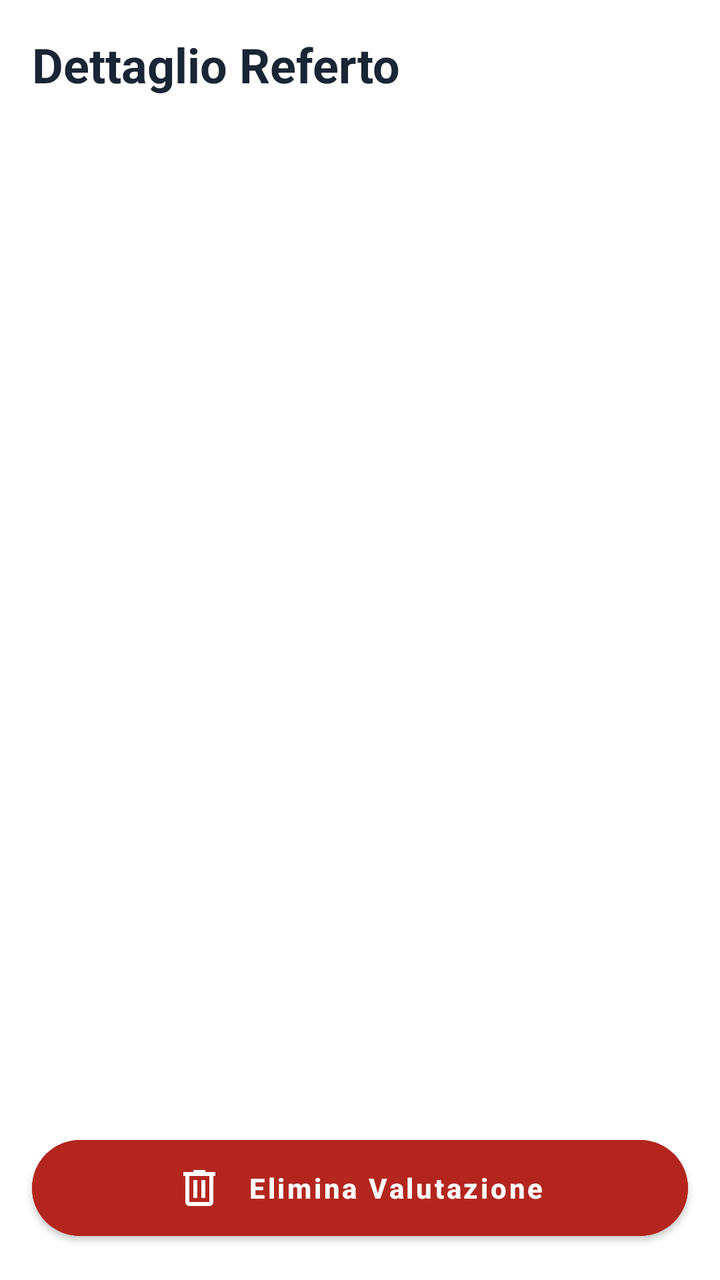
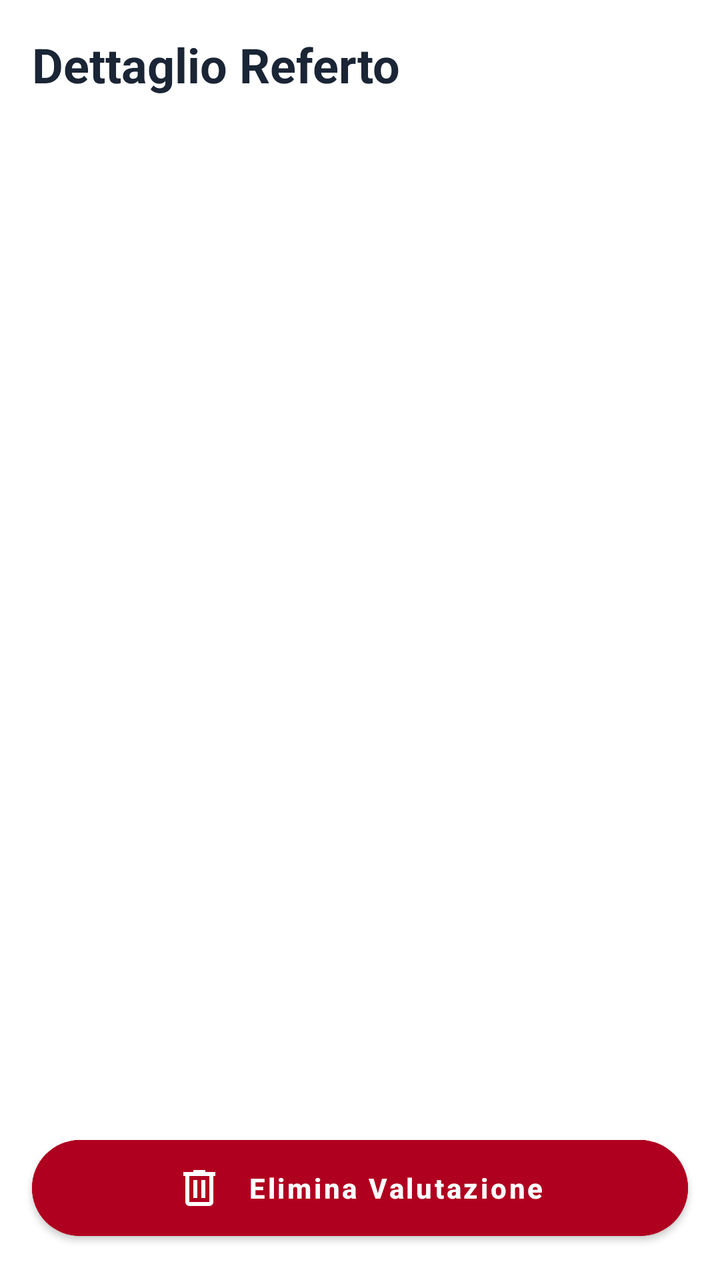

Compare the two renders of this Android layout. The source of the first and the diff that turns it into the second are given below.
<!-- AndroidManifest.xml: application theme Theme.DermCalc -->
<!-- res/layout/fragment_reports_details.xml -->
<?xml version="1.0" encoding="utf-8"?>
<LinearLayout xmlns:android="http://schemas.android.com/apk/res/android"
    xmlns:app="http://schemas.android.com/apk/res-auto"
    android:layout_width="match_parent"
    android:layout_height="match_parent"
    android:orientation="vertical"
    android:background="?attr/colorSurface">

    <ScrollView
        android:layout_width="match_parent"
        android:layout_height="0dp"
        android:layout_weight="1"
        android:fillViewport="true">

        <LinearLayout
            android:layout_width="match_parent"
            android:layout_height="wrap_content"
            android:orientation="vertical"
            android:padding="16dp">

            <TextView
                android:id="@+id/txtDetailTitle"
                android:layout_width="wrap_content"
                android:layout_height="wrap_content"
                android:text="Dettaglio Referto"
                android:textSize="24sp"
                android:textStyle="bold"
                android:textColor="?attr/colorOnSurface"
                android:layout_marginBottom="16dp"/>

            <LinearLayout
                android:id="@+id/layoutDynamicContent"
                android:layout_width="match_parent"
                android:layout_height="wrap_content"
                android:orientation="vertical" />

        </LinearLayout>
    </ScrollView>

    <Button
        android:id="@+id/btnDeleteAssessment"
        android:layout_width="match_parent"
        android:layout_height="wrap_content"
        android:layout_marginHorizontal="16dp"
        android:layout_marginBottom="16dp"
        android:paddingTop="12dp"
        android:paddingBottom="12dp"
        android:backgroundTint="#B3261E"
        app:cornerRadius="@dimen/button_corner_radius"
        app:icon="@drawable/ic_delete"
        app:iconPadding="12dp"
        app:iconTint="@android:color/white"
        app:iconGravity="textStart"
        android:text="Elimina Valutazione"
        android:textColor="@android:color/white"
        android:textSize="14sp"
        android:textStyle="bold"
        android:textAllCaps="false" />

</LinearLayout>
<!-- resources referenced by this layout -->
<resources>
  <dimen name="button_corner_radius">100dp</dimen>
  <!-- drawable ic_delete (drawable) -->
  <vector xmlns:android="http://schemas.android.com/apk/res/android" android:height="24dp" android:tint="#000000" android:viewportHeight="960" android:viewportWidth="960" android:width="24dp">
        
      <path android:fillColor="@android:color/white" android:pathData="M280,840Q247,840 223.5,816.5Q200,793 200,760L200,240L160,240L160,160L360,160L360,120L600,120L600,160L800,160L800,240L760,240L760,760Q760,793 736.5,816.5Q713,840 680,840L280,840ZM680,240L280,240L280,760Q280,760 280,760Q280,760 280,760L680,760Q680,760 680,760Q680,760 680,760L680,240ZM360,680L440,680L440,320L360,320L360,680ZM520,680L600,680L600,320L520,320L520,680ZM280,240L280,240L280,760Q280,760 280,760Q280,760 280,760L280,760Q280,760 280,760Q280,760 280,760L280,240Z"/>
      
  </vector>
  <style name="Theme.DermCalc" parent="Theme.MaterialComponents.DayNight.NoActionBar">
          <item name="colorOnBackground">@color/light_background</item>
          <item name="colorPrimary">@color/light_primary</item>
          <item name="colorOnPrimary">@color/light_on_primary</item>
          <item name="colorSecondary">@color/light_primary_dark</item>
          <item name="colorOnSecondary">@color/light_on_primary</item>
          <item name="colorTertiary">@color/light_accent_green</item>
          <item name="colorOnTertiary">@color/light_on_primary</item>
          <item name="colorSurface">@color/light_surface</item>
          <item name="colorOnSurface">@color/light_title</item>
          <item name="colorOnSurfaceVariant">@color/light_text</item>
          <item name="colorSecondaryContainer">@color/light_accent_blue_10</item>
          <item name="colorOutline">@color/light_accent_blue_20</item>
          <item name="colorTertiaryContainer">@color/light_white_overlay_12</item>
          <item name="colorOnPrimaryContainer">@color/light_white_overlay_60</item>
          <item name="android:windowTranslucentStatus">true</item>
          <item name="android:fitsSystemWindows">true</item>
      </style>
  <color name="light_background">#FFF0F4F8</color>
  <color name="light_primary">#FF1A3C5E</color>
  <color name="light_on_primary">#FFFFFFFF</color>
  <color name="light_primary_dark">#FF1f5080</color>
  <color name="light_accent_green">#FF2ECC8E</color>
  <color name="light_surface">#FFFFFFFF</color>
  <color name="light_title">#FF1A2535</color>
  <color name="light_text">#FF6B7E95</color>
  <color name="light_accent_blue_10">#1A3D91D6</color>
  <color name="light_accent_blue_20">#333D91D6</color>
  <color name="light_white_overlay_12">#1FFFFFFF</color>
  <color name="light_white_overlay_60">#99FFFFFF</color>
</resources>

<!-- the commit's change to res/layout/fragment_reports_details.xml (unified diff, before → after) -->
@@ -16,17 +16,17 @@
             android:layout_width="match_parent"
             android:layout_height="wrap_content"
             android:orientation="vertical"
-            android:padding="16dp">
+            android:padding="@dimen/margin_standard">
 
             <TextView
                 android:id="@+id/txtDetailTitle"
                 android:layout_width="wrap_content"
                 android:layout_height="wrap_content"
-                android:text="Dettaglio Referto"
-                android:textSize="24sp"
+                android:text="@string/report_detail_title"
+                android:textSize="@dimen/text_size_welcome"
                 android:textStyle="bold"
                 android:textColor="?attr/colorOnSurface"
-                android:layout_marginBottom="16dp"/>
+                android:layout_marginBottom="@dimen/margin_standard"/>
 
             <LinearLayout
                 android:id="@+id/layoutDynamicContent"
@@ -41,19 +41,19 @@
         android:id="@+id/btnDeleteAssessment"
         android:layout_width="match_parent"
         android:layout_height="wrap_content"
-        android:layout_marginHorizontal="16dp"
-        android:layout_marginBottom="16dp"
-        android:paddingTop="12dp"
-        android:paddingBottom="12dp"
-        android:backgroundTint="#B3261E"
+        android:layout_marginHorizontal="@dimen/margin_standard"
+        android:layout_marginBottom="@dimen/margin_standard"
+        android:paddingTop="@dimen/margin_small"
+        android:paddingBottom="@dimen/margin_small"
+        android:backgroundTint="?attr/colorError"
         app:cornerRadius="@dimen/button_corner_radius"
         app:icon="@drawable/ic_delete"
-        app:iconPadding="12dp"
-        app:iconTint="@android:color/white"
+        app:iconPadding="@dimen/margin_small"
+        app:iconTint="?attr/colorOnError"
         app:iconGravity="textStart"
-        android:text="Elimina Valutazione"
-        android:textColor="@android:color/white"
-        android:textSize="14sp"
+        android:text="@string/btn_delete_assessment"
+        android:textColor="?attr/colorOnError"
+        android:textSize="@dimen/text_size_button_small"
         android:textStyle="bold"
         android:textAllCaps="false" />
 
<!-- resource entries referenced after the edit -->
@@ -1,12 +1,18 @@
 <!-- resources referenced by this layout -->
 <resources>
   <dimen name="button_corner_radius">100dp</dimen>
+  <dimen name="margin_small">12dp</dimen>
+  <dimen name="margin_standard">16dp</dimen>
+  <dimen name="text_size_button_small">14sp</dimen>
+  <dimen name="text_size_welcome">24sp</dimen>
   <!-- drawable ic_delete (drawable) -->
   <vector xmlns:android="http://schemas.android.com/apk/res/android" android:height="24dp" android:tint="#000000" android:viewportHeight="960" android:viewportWidth="960" android:width="24dp">
         
       <path android:fillColor="@android:color/white" android:pathData="M280,840Q247,840 223.5,816.5Q200,793 200,760L200,240L160,240L160,160L360,160L360,120L600,120L600,160L800,160L800,240L760,240L760,760Q760,793 736.5,816.5Q713,840 680,840L280,840ZM680,240L280,240L280,760Q280,760 280,760Q280,760 280,760L680,760Q680,760 680,760Q680,760 680,760L680,240ZM360,680L440,680L440,320L360,320L360,680ZM520,680L600,680L600,320L520,320L520,680ZM280,240L280,240L280,760Q280,760 280,760Q280,760 280,760L280,760Q280,760 280,760Q280,760 280,760L280,240Z"/>
       
   </vector>
+  <string name="btn_delete_assessment">Elimina Valutazione</string>
+  <string name="report_detail_title">Dettaglio Referto</string>
   <style name="Theme.DermCalc" parent="Theme.MaterialComponents.DayNight.NoActionBar">
           <item name="colorOnBackground">@color/light_background</item>
           <item name="colorPrimary">@color/light_primary</item>
@@ -21,7 +27,9 @@
           <item name="colorSecondaryContainer">@color/light_accent_blue_10</item>
           <item name="colorOutline">@color/light_accent_blue_20</item>
           <item name="colorTertiaryContainer">@color/light_white_overlay_12</item>
-          <item name="colorOnPrimaryContainer">@color/light_white_overlay_60</item>
+          <item name="colorOnPrimaryContainer">@color/light_on_primary_muted</item>
+          <item name="colorError">@color/light_error</item>
+          <item name="colorOnError">@color/white</item>
           <item name="android:windowTranslucentStatus">true</item>
           <item name="android:fitsSystemWindows">true</item>
       </style>
@@ -36,6 +44,8 @@
   <color name="light_accent_blue_10">#1A3D91D6</color>
   <color name="light_accent_blue_20">#333D91D6</color>
   <color name="light_white_overlay_12">#1FFFFFFF</color>
-  <color name="light_white_overlay_60">#99FFFFFF</color>
+  <color name="light_on_primary_muted">#A6FFFFFF</color>
+  <color name="light_error">#FFB00020</color>
+  <color name="white">#FFFFFFFF</color>
 </resources>
 
